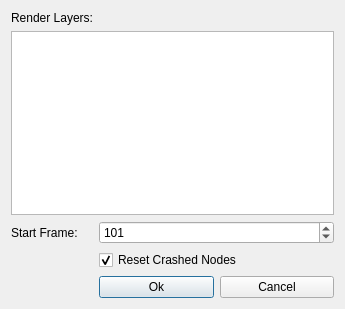
Old version of the form Documentation/QT_Designer/UI_TaskResetDialog.ui in the repository david2777/DPS_Hydra.
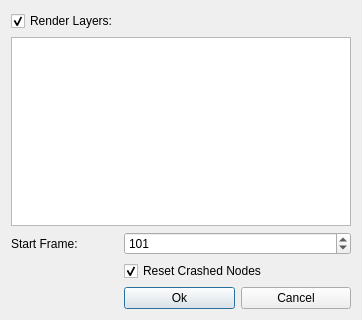
New version of the form.

Commit message: Add crashed node reset to job reset options

Patch:
```diff
--- a/Documentation/QT_Designer/UI_TaskResetDialog.ui
+++ b/Documentation/QT_Designer/UI_TaskResetDialog.ui
@@ -6,8 +6,8 @@
    <rect>
     <x>0</x>
     <y>0</y>
-    <width>345</width>
-    <height>309</height>
+    <width>362</width>
+    <height>320</height>
    </rect>
   </property>
   <property name="windowTitle">
@@ -17,7 +17,7 @@
    <property name="fieldGrowthPolicy">
     <enum>QFormLayout::AllNonFixedFieldsGrow</enum>
    </property>
-   <item row="1" column="0" colspan="2">
+   <item row="2" column="0" colspan="2">
     <widget class="QListWidget" name="renderLayerListWidget">
      <property name="editTriggers">
       <set>QAbstractItemView::NoEditTriggers</set>
@@ -33,7 +33,7 @@
      </property>
     </widget>
    </item>
-   <item row="4" column="1">
+   <item row="5" column="1">
     <layout class="QHBoxLayout" name="buttonLayout">
      <item>
       <widget class="QPushButton" name="okButton">
@@ -51,14 +51,7 @@
      </item>
     </layout>
    </item>
-   <item row="0" column="0">
-    <widget class="QLabel" name="renderLayerLabel">
-     <property name="text">
-      <string>Render Layers:</string>
-     </property>
-    </widget>
-   </item>
-   <item row="2" column="1">
+   <item row="3" column="1">
     <widget class="QSpinBox" name="startFrameSpinbox">
      <property name="maximum">
       <number>999999</number>
@@ -68,14 +61,14 @@
      </property>
     </widget>
    </item>
-   <item row="2" column="0">
+   <item row="3" column="0">
     <widget class="QLabel" name="frameRangeLabel">
      <property name="text">
       <string>Start Frame:</string>
      </property>
     </widget>
    </item>
-   <item row="3" column="1">
+   <item row="4" column="1">
     <widget class="QCheckBox" name="resetNodeCheckbox">
      <property name="text">
       <string>Reset Crashed Nodes</string>
@@ -85,6 +78,16 @@
      </property>
     </widget>
    </item>
+   <item row="1" column="0">
+    <widget class="QCheckBox" name="renderLayersCheckbox">
+     <property name="text">
+      <string>Render Layers:</string>
+     </property>
+     <property name="checked">
+      <bool>true</bool>
+     </property>
+    </widget>
+   </item>
   </layout>
  </widget>
  <resources/>
```
The commit also changes 4 other files.
